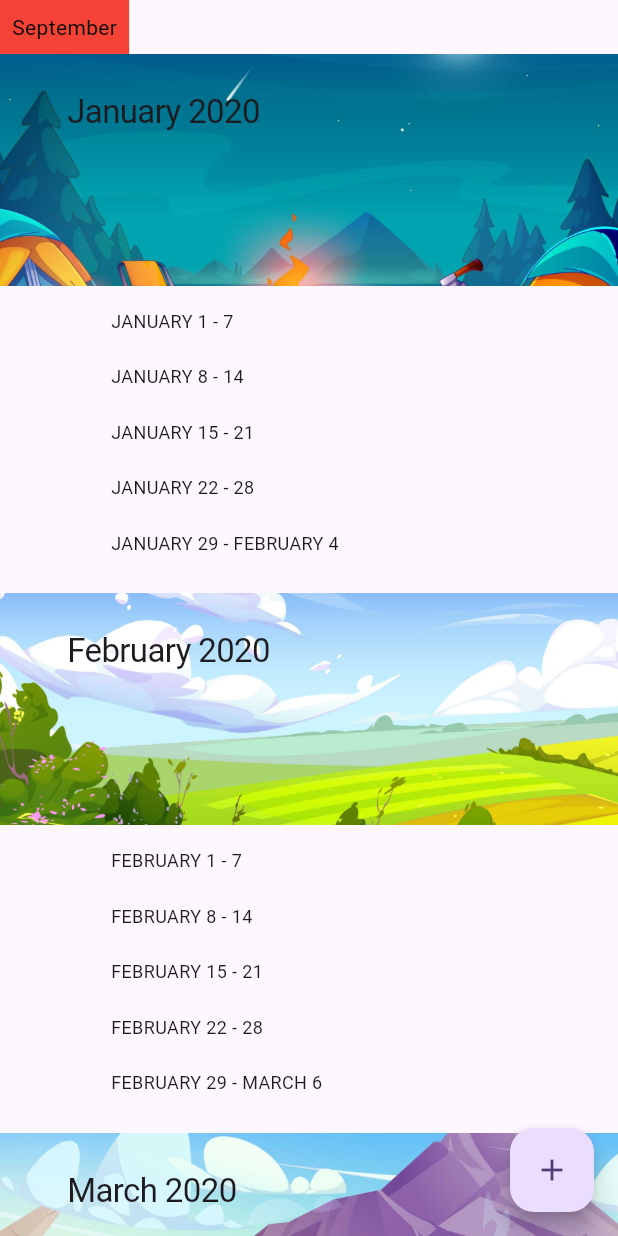
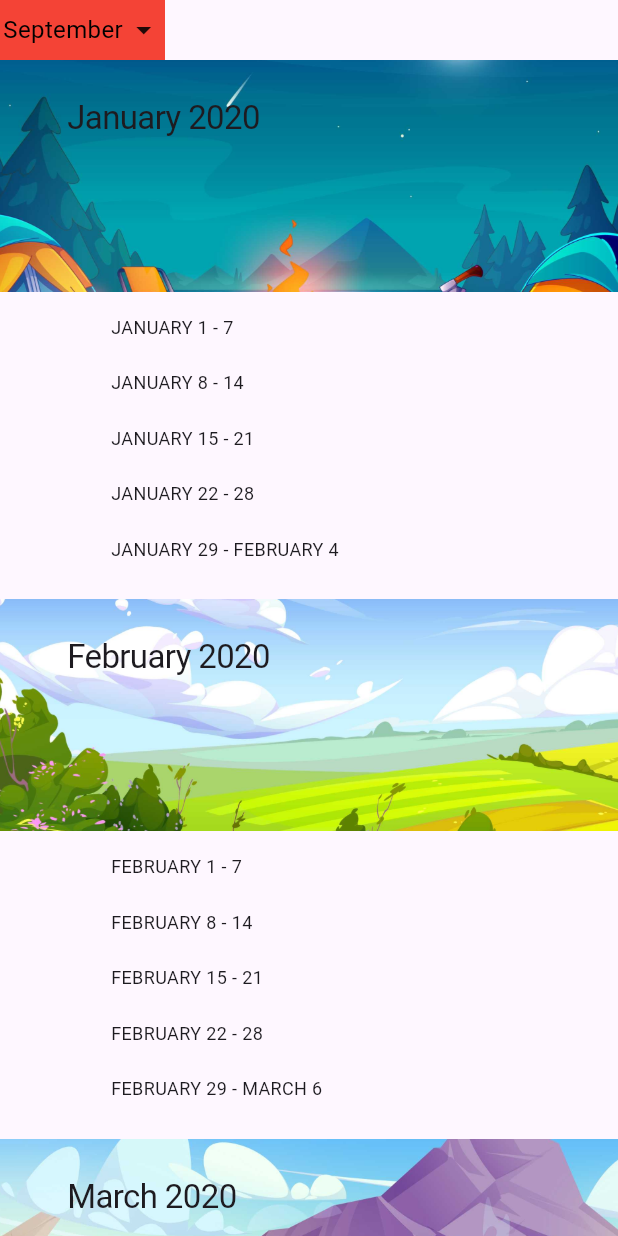
Before and after one commit to Ashwin1002/EventCalendar, a Flutter app: the screen it shows after launch, on a phone screen of 412 x 824 dp. Run offline on Flutter 3.47's test engine with Material 3 defaults, Android fonts, the phone set to English and light mode, and no system bars; drawn by our look-alikes of scrollable_positioned_list.

Commit message:
calendar scroll header change on progress

```diff
--- a/lib/core/core.dart
+++ b/lib/core/core.dart
@@ -1,2 +1,3 @@
 export 'constants/constants.dart';
 export 'utils/utils.dart';
+export 'widgets/widgets.dart';
--- /dev/null
+++ b/lib/core/utils/date_utils.dart
@@ -0,0 +1,63 @@
+import 'package:flutter/material.dart';
+import 'package:google_calendar/core/core.dart';
+
+class DateTimeUtils {
+  /// Gets the List of weekly Date range. If the weekly range of the ending month is int
+  /// starting days of next month, then next month week is shown to
+  ///
+  /// Params used `monthStart` and `monthEnd`
+  static List<DateTimeRange> getWeeklyDatesRange(
+    DateTime monthStart,
+    DateTime monthEnd,
+  ) {
+    List<DateTimeRange> weekRanges = [];
+    DateTime current = monthStart;
+
+    while (current.isBefore(monthEnd) || current.isAtSameMomentAs(monthEnd)) {
+      // Calculate the end of the week (7 days from current)
+      DateTime weekEnd = current.add(const Duration(days: 6));
+
+      // If the week end exceeds the month end, extend to the next month to complete the week
+      if (weekEnd.isAfter(monthEnd)) {
+        if (weekEnd.isAfter(monthStart.lastDayOfNextMonth)) {
+          weekEnd = monthStart.lastDayOfNextMonth;
+        }
+      }
+
+      // Add the current week range
+      weekRanges.add(DateTimeRange(start: current, end: weekEnd));
+
+      // Move to the next week (start of next week is the day after the current week end)
+      current = weekEnd.add(const Duration(days: 1));
+    }
+
+    return weekRanges;
+  }
+
+  static DateTime updateDateByMonth(DateTime currentDate, int monthOffset) {
+    // Calculate the new year and month by adding the offset
+    int newYear =
+        currentDate.year + ((currentDate.month + monthOffset - 1) ~/ 12);
+    int newMonth = (currentDate.month + monthOffset - 1) % 12 + 1;
+
+    // Handle cases where day may not exist in the new month (e.g., February 30th)
+    int lastDayOfNewMonth = DateTime(newYear, newMonth + 1, 0).day;
+    int newDay = currentDate.day <= lastDayOfNewMonth
+        ? currentDate.day
+        : lastDayOfNewMonth;
+
+    // Return the updated date
+    return DateTime(newYear, newMonth, newDay);
+  }
+
+  /// gets the first day of the month
+  static DateTime firstDayOfMonth(DateTime date) {
+    return DateTime(date.year, date.month, 1);
+  }
+
+  /// gets last day of the month
+  static DateTime lastDayOfMonth(DateTime date) {
+    return DateTime(date.year, date.month + 1, 1)
+        .subtract(const Duration(days: 1));
+  }
+}
--- a/lib/core/utils/extension/date_extension.dart
+++ b/lib/core/utils/extension/date_extension.dart
@@ -59,29 +59,3 @@ extension DateTimeRangeExtension on DateTimeRange {
 
   bool get isSameMonth => start.month == end.month;
 }
-
-List<DateTimeRange> getWeeklyDatesRange(
-    DateTime monthStart, DateTime monthEnd) {
-  List<DateTimeRange> weekRanges = [];
-  DateTime current = monthStart;
-
-  while (current.isBefore(monthEnd) || current.isAtSameMomentAs(monthEnd)) {
-    // Calculate the end of the week (7 days from current)
-    DateTime weekEnd = current.add(const Duration(days: 6));
-
-    // If the week end exceeds the month end, extend to the next month to complete the week
-    if (weekEnd.isAfter(monthEnd)) {
-      if (weekEnd.isAfter(monthStart.lastDayOfNextMonth)) {
-        weekEnd = monthStart.lastDayOfNextMonth;
-      }
-    }
-
-    // Add the current week range
-    weekRanges.add(DateTimeRange(start: current, end: weekEnd));
-
-    // Move to the next week (start of next week is the day after the current week end)
-    current = weekEnd.add(const Duration(days: 1));
-  }
-
-  return weekRanges;
-}
--- a/lib/core/utils/misc_utils.dart
+++ b/lib/core/utils/misc_utils.dart
@@ -17,20 +17,4 @@ class MiscUtils {
       _ => AssetList.winteLake,
     };
   }
-
-  static DateTime updateDateByMonth(DateTime currentDate, int monthOffset) {
-    // Calculate the new year and month by adding the offset
-    int newYear =
-        currentDate.year + ((currentDate.month + monthOffset - 1) ~/ 12);
-    int newMonth = (currentDate.month + monthOffset - 1) % 12 + 1;
-
-    // Handle cases where day may not exist in the new month (e.g., February 30th)
-    int lastDayOfNewMonth = DateTime(newYear, newMonth + 1, 0).day;
-    int newDay = currentDate.day <= lastDayOfNewMonth
-        ? currentDate.day
-        : lastDayOfNewMonth;
-
-    // Return the updated date
-    return DateTime(newYear, newMonth, newDay);
-  }
 }
--- a/lib/core/utils/utils.dart
+++ b/lib/core/utils/utils.dart
@@ -1,2 +1,3 @@
+export 'date_utils.dart';
 export 'extension/extension.dart';
 export 'misc_utils.dart';
--- /dev/null
+++ b/lib/core/widgets/widgets.dart
@@ -0,0 +1 @@
+export 'dynamic_widget_size.dart';
--- a/lib/main.dart
+++ b/lib/main.dart
@@ -1,5 +1,5 @@
 import 'package:flutter/material.dart';
-import 'package:google_calendar/src/calendar/calendar_list_screen.dart';
+import 'package:google_calendar/src/schedule/view/schedule_listview.dart';
 
 void main() {
   runApp(const MyApp());
@@ -17,7 +17,7 @@ class MyApp extends StatelessWidget {
         colorScheme: ColorScheme.fromSeed(seedColor: Colors.deepPurple),
         useMaterial3: true,
       ),
-      home: const CalendarListScreen(),
+      home: const ScheduleListview(),
     );
   }
 }
--- a/lib/src/calendar/calendar.dart
+++ /dev/null
@@ -1 +0,0 @@
-export 'calendar_list_screen.dart';
--- a/lib/src/calendar/calendar_list_screen.dart
+++ /dev/null
@@ -1,238 +0,0 @@
-import 'dart:developer';
-
-import 'package:flutter/material.dart';
-import 'package:google_calendar/core/core.dart';
-import 'package:google_calendar/src/calendar/widgets/widgets.dart';
-
-int? previousIndex;
-
-DateTime firstDay = DateTime(2020);
-DateTime lastDay = DateTime(DateTime.now().year + 5);
-
-class CalendarListScreen extends StatefulWidget {
-  const CalendarListScreen({super.key});
-
-  @override
-  State<CalendarListScreen> createState() => _CalendarListScreenState();
-}
-
-class _CalendarListScreenState extends State<CalendarListScreen> {
-  int value = 0;
-  @override
-  Widget build(BuildContext context) {
-    final dateRange = DateTimeRange(start: firstDay, end: lastDay);
-    return Scaffold(
-      floatingActionButton: FloatingActionButton(
-        onPressed: () {
-          MiscUtils.updateDateByMonth(
-            DateTime.now().toUtc(),
-            value++,
-          );
-          setState(() {});
-        },
-        heroTag: 'add-fab',
-        key: const ValueKey('fab_normal'),
-        child: const Icon(
-          Icons.add,
-        ),
-      ),
-      body: SafeArea(
-        child: Column(
-          crossAxisAlignment: CrossAxisAlignment.start,
-          children: [
-            ColoredBox(
-              color: Colors.red,
-              child: DropdownMonth(
-                value: value.toDouble(),
-              ),
-            ),
-            Expanded(
-              child: ListView.builder(
-                itemCount: dateRange.totalMonthsCount,
-                itemBuilder: (context, index) {
-                  final monthRange = dateRange.monthRanges[index];
-
-                  final weeklyRanges = getWeeklyDatesRange(
-                    monthRange.start,
-                    monthRange.end,
-                  );
-                  return Column(
-                    crossAxisAlignment: CrossAxisAlignment.start,
-                    children: [
-                      MonthlyImageView(monthRange: monthRange),
-                      5.0.verticalSpace,
-                      ...List.generate(
-                        weeklyRanges.length,
-                        (index) {
-                          final weeklyRange = weeklyRanges[index];
-                          return ScheduleWeeklyDataView(
-                              weeklyRange: weeklyRange);
-                        },
-                      ),
-                      15.0.verticalSpace,
-                    ],
-                  );
-                },
-              ),
-            ),
-          ],
-        ),
-      ),
-    );
-  }
-}
-
-class DropdownMonth extends StatelessWidget {
-  const DropdownMonth({
-    super.key,
-    this.visible = true,
-    required this.value,
-  });
-  final bool visible;
-  final double value;
-
-  @override
-  Widget build(BuildContext context) {
-    // Merge the text style with the default style, and request tabular figures
-    // for consistent width of digits (if supported by the font).
-    final style = DefaultTextStyle.of(context)
-        .style
-        .merge(const TextStyle(fontFeatures: [FontFeature.tabularFigures()]));
-    // Layout number "0" (probably the widest digit) to see its size
-    final prototypeDigit = TextPainter(
-      text: TextSpan(text: 'September', style: style),
-      textDirection: TextDirection.ltr,
-      textScaler: MediaQuery.textScalerOf(context),
-    )..layout();
-
-    final size = prototypeDigit.size;
-
-    log('size => $size');
-    const padding = EdgeInsets.zero;
-    return TweenAnimationBuilder(
-      duration: kThemeAnimationDuration,
-      tween: Tween(end: value),
-      builder: (_, double value, __) {
-        final whole = value ~/ 1;
-        final decimal = value - whole;
-        final w = size.width + padding.horizontal;
-        final h = size.height + padding.vertical;
-
-        log('whole => $whole');
-
-        return Padding(
-          key: ValueKey(value),
-          padding: const EdgeInsets.all(8.0),
-          child: SizedBox(
-            width: visible ? w : 0,
-            height: h,
-            child: Stack(
-              children: <Widget>[
-                _buildSingleDigit(
-                  digit: whole,
-                  offset: h * decimal,
-                  opacity: 1 - decimal,
-                ),
-                _buildSingleDigit(
-                  digit: whole,
-                  offset: h * decimal - h,
-                  opacity: decimal,
-                ),
-              ],
-            ),
-          ),
-        );
-
-        // return Padding(
-        //   padding: const EdgeInsets.all(8.0),
-        //   child: Row(
-        //     children: [
-        //       Text(
-        //         'July',
-        //         style: context.theme.textTheme.titleMedium?.copyWith(
-        //           fontWeight: FontWeight.w400,
-        //           letterSpacing: -.4,
-        //         ),
-        //       ),
-        //       const Icon(
-        //         Icons.arrow_drop_down,
-        //         size: 20.0,
-        //       )
-        //     ],
-        //   ),
-        // );
-      },
-    );
-  }
-
-  Widget _buildSingleDigit({
-    required int digit,
-    required double offset,
-    required double opacity,
-  }) {
-    final currentDate = DateTime.now().toUtc();
-    final monthDate = MiscUtils.updateDateByMonth(currentDate, digit);
-    final monthName =
-        monthDate.format(monthDate.isCurrentYear ? 'MMMM' : 'MMM y');
-
-    log('month name => $monthName');
-    // Try to avoid using the `Opacity` widget when possible, for performance.
-    final Widget child;
-    if (Colors.black.opacity == 1) {
-      // If the text style does not involve transparency, we can modify
-      // the text color directly.
-      child = Text(
-        monthName,
-        textAlign: TextAlign.center,
-        style: TextStyle(color: Colors.black.withOpacity(opacity.clamp(0, 1))),
-      );
-    } else {
-      // Otherwise, we have to use the `Opacity` widget (less performant).
-      child = Opacity(
-        opacity: opacity.clamp(0, 1),
-        child: Text(
-          monthName,
-          textAlign: TextAlign.center,
-        ),
-      );
-    }
-    return Positioned(
-      left: 0,
-      right: 0,
-      bottom: offset + EdgeInsets.zero.bottom,
-      child: child,
-    );
-  }
-}
-
-enum Months {
-  jan(1),
-  feb(2),
-  mar(3),
-  apr(4),
-  may(5),
-  jun(6),
-  july(7),
-  august(8),
-  sept(9),
-  oct(10);
-
-  const Months(this.value);
-
-  final int value;
-
-  factory Months.fromNum(int number) {
-    return switch (number) {
-      1 => Months.jan,
-      2 => Months.feb,
-      3 => Months.mar,
-      4 => Months.apr,
-      5 => Months.may,
-      6 => Months.jun,
-      7 => Months.july,
-      8 => Months.august,
-      9 => Months.oct,
-      _ => Months.oct,
-    };
-  }
-}
--- /dev/null
+++ b/lib/src/schedule/calendar.dart
@@ -0,0 +1 @@
+export 'view/schedule_listview.dart';
--- /dev/null
+++ b/lib/src/schedule/view/schedule_listview.dart
@@ -0,0 +1,226 @@
+import 'dart:async';
+import 'dart:developer';
+
+import 'package:flutter/material.dart';
+import 'package:google_calendar/core/core.dart';
+import 'package:google_calendar/src/schedule/widgets/widgets.dart';
+import 'package:scrollable_positioned_list/scrollable_positioned_list.dart';
+
+DateTime firstDay = DateTime(2020);
+DateTime lastDay = DateTime(DateTime.now().year + 5);
+
+DateTimeRange dateRange = DateTimeRange(start: firstDay, end: lastDay);
+
+// Extension on `ItemPosition` to calculate the bottom offset of the item
+extension _ItemPositionUtilsExtension on ItemPosition {
+  double getBottomOffset(Size size) {
+    return itemTrailingEdge * size.height;
+  }
+}
+
+extension ItemPositionListenerExtenstion on ItemPositionsListener {
+  /// Gets the index of the currently displayed item in the list.
+  /// This is used to determine which item should be marked as active.
+  int? getDisplayedPositionFromList(
+    int length, [
+    int? earlyChangePositionOffset,
+    Size? currentPositionedListSize,
+  ]) {
+    final value = itemPositions.value;
+    if (value.isEmpty) {
+      return null;
+    }
+
+    // Sort the items by their position index
+    final orderedListByPositionIndex = value.toList()
+      ..sort((a, b) => a.index.compareTo(b.index));
+
+    // Get the item that is currently rendered at the top
+    final renderedMostTopItem = orderedListByPositionIndex.first;
+
+    // If the last item is rendered and not fully scrolled into view, return its index
+    if (orderedListByPositionIndex.length > 1 &&
+        orderedListByPositionIndex.last.index == length - 1) {
+      // Edge correction to handle scroll inaccuracies
+      const fullBottomEdge = 1.01;
+      if (orderedListByPositionIndex.last.itemTrailingEdge < fullBottomEdge) {
+        return orderedListByPositionIndex.last.index;
+      }
+    }
+
+    // If the top item is almost fully scrolled past, consider the next item instead
+    if (renderedMostTopItem
+            .getBottomOffset(currentPositionedListSize ?? Size.zero) <
+        (earlyChangePositionOffset ?? 0)) {
+      if (orderedListByPositionIndex.length > 1) {
+        return orderedListByPositionIndex[1].index;
+      }
+    }
+
+    // Default to the top-most visible item
+    return renderedMostTopItem.index;
+  }
+}
+
+class ScheduleListview extends StatefulWidget {
+  const ScheduleListview({super.key});
+
+  @override
+  State<ScheduleListview> createState() => _ScheduleListviewState();
+}
+
+class _ScheduleListviewState extends State<ScheduleListview> {
+  late final ItemScrollController itemScrollController;
+  late final ItemPositionsListener itemPositionsListener;
+
+  Size? _currentPositionedListSize;
+  int? _earlyChangePositionOffset;
+  int? currentMonthInValue;
+  int? previousMonthInValue;
+  Timer? _debounce;
+
+  final DateTimeRange _currentMonthRange = DateTimeRange(
+    start: DateTimeUtils.firstDayOfMonth(DateTime.now().toUtc()),
+    end: DateTimeUtils.lastDayOfMonth(DateTime.now().toUtc()),
+  );
+
+  final _monthChangeNotifier = ValueNotifier<double?>(null);
+
+  @override
+  void initState() {
+    super.initState();
+    _earlyChangePositionOffset = 0;
+    // Initialize the scroll controller and positions listener
+    itemScrollController = ItemScrollController();
+    itemPositionsListener = ItemPositionsListener.create();
+
+    // Add the item position listener
+    itemPositionsListener.itemPositions.addListener(_itemPositionListener);
+
+    final currentIdx = dateRange.monthRanges.indexOf(_currentMonthRange);
+
+    log('current month range {$_currentMonthRange} index => $currentIdx');
+
+    WidgetsBinding.instance.addPostFrameCallback((_) {
+      _triggerScrollInPositionedListIfNeeded(currentIdx, animate: false);
+    });
+  }
+
+  @override
+  void dispose() {
+    _monthChangeNotifier.dispose();
+    _debounce?.cancel();
+    // Remove the item position listener when the widget is disposed
+    itemPositionsListener.itemPositions.removeListener(_itemPositionListener);
+    super.dispose();
+  }
+
+  /// Listener for item position changes in the list.
+  /// It checks the currently displayed position and updates the active date if needed.
+  void _itemPositionListener() {
+    if (itemPositionsListener.itemPositions.value.isEmpty) {
+      return;
+    }
+
+    // Get the displayed index only once after scrolling
+    final displayedIndex = itemPositionsListener.getDisplayedPositionFromList(
+      dateRange.totalMonthsCount,
+      _earlyChangePositionOffset,
+      _currentPositionedListSize,
+    );
+
+    if (displayedIndex != null) {
+      // Check if the current month is different from the previous one
+      if (currentMonthInValue != displayedIndex) {
+        // Update the previous month before updating the current month
+        previousMonthInValue = currentMonthInValue;
+        currentMonthInValue = displayedIndex;
+
+        _monthChangeNotifier.value =
+            ((currentMonthInValue ?? 0) - (previousMonthInValue ?? 0))
+                .toDouble();
+
+        // Log both previous and current values for tracking
+        log('Previous month index => $previousMonthInValue');
+        log('Current month index => $currentMonthInValue');
+      }
+    }
+  }
+
+  /// Scrolls the list to the specified [index] if it's not currently displayed.
+  /// This ensures that the list is scrolled to match the selected date in the list.
+  void _triggerScrollInPositionedListIfNeeded(
+    int index, {
+    bool animate = true,
+  }) {
+    // Check if the scroll controller is attached to the list
+    if (itemScrollController.isAttached) {
+      if (animate) {
+        log('scroll to $index');
+        itemScrollController.scrollTo(
+          index: index,
+          duration: kThemeChangeDuration,
+        );
+      } else {
+        log('jump to $index');
+        itemScrollController.jumpTo(index: index);
+      }
+    }
+  }
+
+  @override
+  Widget build(BuildContext context) {
+    return Scaffold(
+      body: SafeArea(
+        child: Column(
+          crossAxisAlignment: CrossAxisAlignment.start,
+          children: [
+            ValueListenableBuilder<double?>(
+                valueListenable: _monthChangeNotifier,
+                builder: (context, value, _) {
+                  return ColoredBox(
+                    color: Colors.red,
+                    child: MonthHeader(
+                      value: value ?? 0,
+                    ),
+                  );
+                }),
+            Expanded(
+              child: ScrollablePositionedList.builder(
+                key: const ValueKey<String>(
+                  'schedule_grouped_list_view_builder',
+                ),
+                itemScrollController: itemScrollController,
+                itemPositionsListener: itemPositionsListener,
+                itemCount: dateRange.totalMonthsCount,
+                itemBuilder: (context, index) {
+                  final monthRange = dateRange.monthRanges[index];
+                  final weeklyRanges = DateTimeUtils.getWeeklyDatesRange(
+                    monthRange.start,
+                    monthRange.end,
+                  );
+                  return Column(
+                    crossAxisAlignment: CrossAxisAlignment.start,
+                    children: [
+                      MonthlyImageView(monthRange: monthRange),
+                      5.0.verticalSpace,
+                      ...List.generate(
+                        weeklyRanges.length,
+                        (index) {
+                          final weeklyRange = weeklyRanges[index];
+                          return ScheduleWeeklyDataView(
+                              weeklyRange: weeklyRange);
+                        },
+                      ),
+                      15.0.verticalSpace,
+                    ],
+                  );
+                },
+              ),
+            ),
+          ],
+        ),
+      ),
+    );
+  }
+}
--- /dev/null
+++ b/lib/src/schedule/widgets/month_header.dart
@@ -0,0 +1,109 @@
+import 'package:flutter/material.dart';
+import 'package:google_calendar/core/core.dart';
+
+class MonthHeader extends StatelessWidget {
+  const MonthHeader({
+    super.key,
+    this.visible = true,
+    required this.value,
+  });
+  final bool visible;
+  final double value;
+
+  static const _animationDuration = Duration(milliseconds: 250);
+
+  @override
+  Widget build(BuildContext context) {
+    const Size size = Size(110, 40.0);
+    return TweenAnimationBuilder(
+      duration: _animationDuration,
+      tween: Tween(end: value),
+      builder: (_, double value, __) {
+        final monthRounded = value ~/ 1;
+        final monthWithFractionalValue = value - monthRounded;
+        final w = size.width;
+        final h = size.height;
+
+        return SizedBox(
+          // key: ValueKey<double>(value),
+          width: w,
+          height: h,
+          child: Stack(
+            children: <Widget>[
+              _buildMonthName(
+                value: monthRounded,
+                offset: h * monthWithFractionalValue,
+                opacity: 1 - monthWithFractionalValue,
+              ),
+              _buildMonthName(
+                value: monthRounded,
+                // offset: h * monthWithFractionalValue - h,
+                offset: h * monthWithFractionalValue - h - 5,
+                opacity: monthWithFractionalValue,
+              ),
+            ],
+          ),
+        );
+      },
+    );
+  }
+
+  Widget _buildMonthName({
+    required int value,
+    required double offset,
+    required double opacity,
+  }) {
+    final currentDate = DateTime.now().toUtc();
+    final monthDate = DateTimeUtils.updateDateByMonth(currentDate, value);
+    final monthName =
+        monthDate.format(monthDate.isCurrentYear ? 'MMMM' : 'MMM y');
+
+    // Try to avoid using the `Opacity` widget when possible, for performance.
+    final Widget child;
+    if (Colors.black.opacity == 1) {
+      // If the text style does not involve transparency, we can modify
+      // the text color directly.
+      child = Text(
+        monthName,
+        textAlign: TextAlign.center,
+        style: TextStyle(
+          fontSize: 16.0,
+          color: Colors.black.withOpacity(
+            opacity.clamp(0, 1),
+          ),
+        ),
+      );
+    } else {
+      // Otherwise, we have to use the `Opacity` widget (less performant).
+      child = AnimatedOpacity(
+        opacity: opacity.clamp(0, 1),
+        duration: const Duration(milliseconds: 150),
+        child: Text(
+          monthName,
+          textAlign: TextAlign.center,
+          style: const TextStyle(
+            fontSize: 16.0,
+          ),
+        ),
+      );
+    }
+    return Positioned(
+      left: 0,
+      right: 0,
+      top: 0,
+      bottom: offset + EdgeInsets.zero.bottom,
+      child: Row(
+        mainAxisAlignment: MainAxisAlignment.center,
+        mainAxisSize: MainAxisSize.min,
+        children: [
+          child,
+          2.0.horizontalSpace,
+          const Icon(
+            Icons.arrow_drop_down,
+            size: 24.0,
+          ),
+        ],
+      ),
+    );
+  }
+}
--- a/lib/src/calendar/widgets/widgets.dart
+++ b/lib/src/schedule/widgets/widgets.dart
@@ -1,2 +1,3 @@
+export 'month_header.dart';
 export 'monthly_image_view.dart';
 export 'schedule_weekly_data_view.dart';
--- a/lib/src/src.dart
+++ b/lib/src/src.dart
@@ -1 +1 @@
-export 'calendar/calendar.dart';
+export 'schedule/calendar.dart';
--- a/pubspec.yaml
+++ b/pubspec.yaml
@@ -9,12 +9,11 @@ environment:
   sdk: ^3.5.1
 
 dependencies:
-  # Cupertino Icons
   cupertino_icons: ^1.0.8
   flutter:
     sdk: flutter
-  # Format Date
   intl: ^0.19.0
+  scrollable_positioned_list: ^0.3.8
 
 dev_dependencies:
   flutter_lints: ^4.0.0
```
Also changed, not shown: lib/core/widgets/dynamic_widget_size.dart (added, +41 -0 lines), lib/src/schedule/widgets/monthly_image_view.dart (renamed from lib/src/calendar/widgets/monthly_image_view.dart), lib/src/schedule/widgets/schedule_weekly_data_view.dart (renamed from lib/src/calendar/widgets/schedule_weekly_data_view.dart), pubspec.lock.
